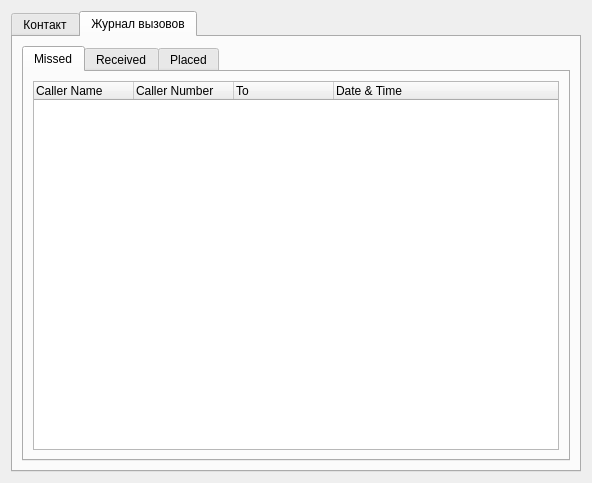
First picture: the form in AddContactDialog.ui, repository okostynchuk/Outcall, before the edit.
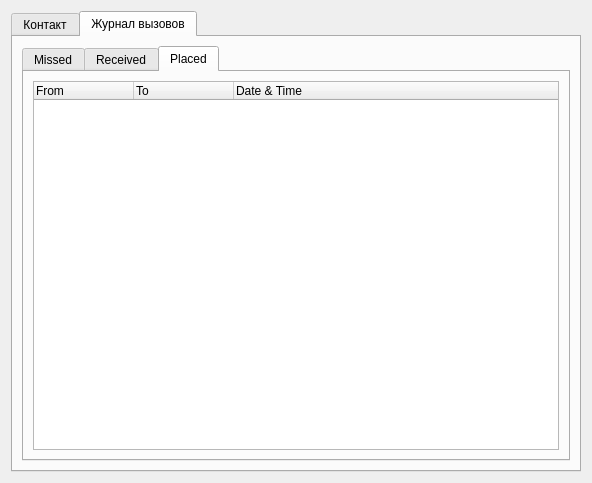
Second picture: the form after the edit. The open tabs and pages were chosen to show the change.

Diff of the .ui file:
```diff
--- a/AddContactDialog.ui
+++ b/AddContactDialog.ui
@@ -278,7 +278,7 @@
            <property name="currentIndex">
             <number>0</number>
            </property>
-           <widget class="QWidget" name="tab_7">
+           <widget class="QWidget" name="tab_3">
             <attribute name="title">
              <string>Missed</string>
             </attribute>
@@ -358,7 +358,7 @@
              </item>
             </layout>
            </widget>
-           <widget class="QWidget" name="tab_9">
+           <widget class="QWidget" name="tab_7">
             <attribute name="title">
              <string>Placed</string>
             </attribute>
```
Left out of the diff: 4 changed lines with no effect on the pictures.
